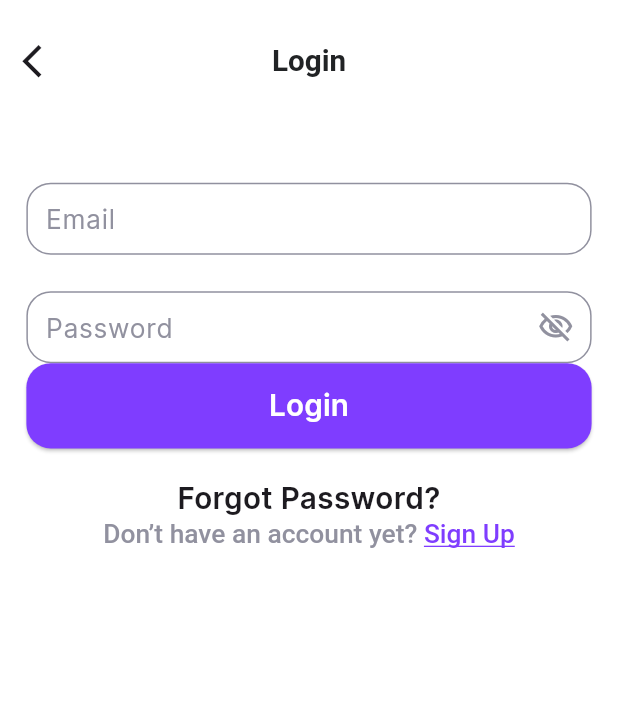
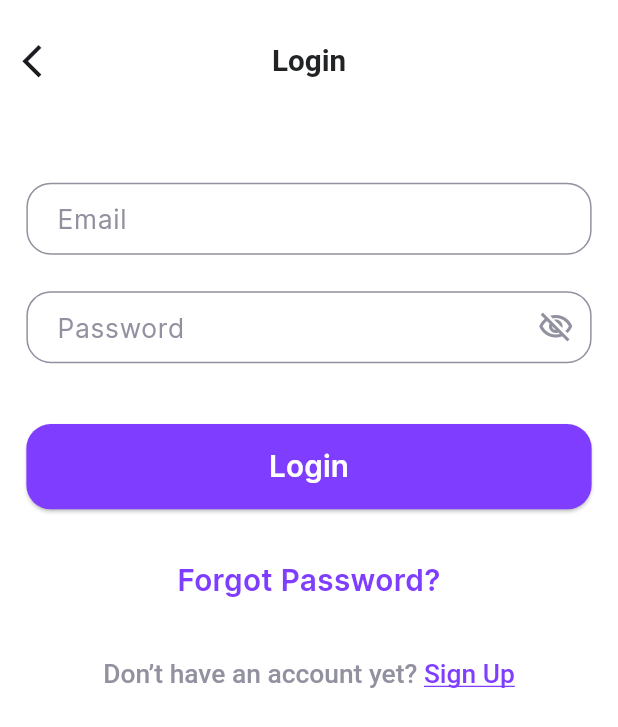
Before and after one commit to BakriIWNL/internship_implementation, a Flutter app: the LogInScreen screen opened directly, on a phone screen of 412 x 824 dp. Shown: the top 727 px of the screen. Run offline on Flutter 3.47's test engine with Material 3 defaults, Android fonts, the phone set to English and light mode, and no system bars; our stand-ins replace flutter_bloc, flutter_screenutil, go_router.

Commit message:
login and forgot pages are done todo: 2 pages left in this feature, enter new password to reset, and sending an email animations going back and forth through the application

```diff
--- a/lib/core/components/customtextfield.dart
+++ b/lib/core/components/customtextfield.dart
@@ -65,7 +65,7 @@ class NewCustomTextField extends StatelessWidget {
             borderSide: const BorderSide(color: AppColors.greyPrimary),
           ),
           hintText: hint,
-          contentPadding: EdgeInsets.only(top: 8.h, left: 8.w),
+          contentPadding: EdgeInsets.only(top: 8.h, left: 15.w),
           suffixIcon: icon ??
               const Icon(Icons.arrow_back_ios, color: Colors.transparent),
           errorStyle: TextStyle(fontSize: 13.sp),
--- a/lib/core/routes/route_names.dart
+++ b/lib/core/routes/route_names.dart
@@ -3,4 +3,5 @@ class RouteNames {
   static const String login = '/login';
   static const String signUp = '/signup';
   static const String onboarding = '/onboarding';
+  static const String forgotPassword = '/forgotpassword';
 }
--- a/lib/core/routes/routes.dart
+++ b/lib/core/routes/routes.dart
@@ -2,7 +2,9 @@ import 'package:flutter/material.dart';
 import 'package:flutter_bloc/flutter_bloc.dart';
 import 'package:go_router/go_router.dart';
 import 'package:itcores_internship_project/core/routes/route_names.dart';
-import 'package:itcores_internship_project/features/login/presentation/cubit/login_cubit.dart';
+import 'package:itcores_internship_project/features/login/presentation/cubit/forgot_password/forgotpassword_cubit.dart';
+import 'package:itcores_internship_project/features/login/presentation/cubit/login/login_cubit.dart';
+import 'package:itcores_internship_project/features/login/presentation/screens/forgot_password.dart';
 import 'package:itcores_internship_project/features/login/presentation/screens/login_screen.dart';
 import 'package:itcores_internship_project/features/onboarding/presentation/cubit/carousel/carousel_cubit.dart';
 import 'package:itcores_internship_project/features/onboarding/presentation/cubit/splash_screen/splash_screen_cubit.dart';
@@ -53,6 +55,12 @@ class Routes {
                 create: (context) => SignupCubit(),
                 child: SignUpScreen(),
               )),
+      GoRoute(
+          path: RouteNames.forgotPassword,
+          builder: (context, state) => BlocProvider(
+                create: (context) => ForgotpasswordCubit(),
+                child: ForgotPasswordScreen(),
+              )),
     ],
   );
 }
--- a/lib/core/utils/app_strings.dart
+++ b/lib/core/utils/app_strings.dart
@@ -1,5 +1,6 @@
 class AppStrings {
   static const String appName = "montra";
+  static const String continueText = "Continue";
 
   //Onboarding Strings
   static const String gainTotal = "Gain total control of your money";
@@ -11,8 +12,10 @@ class AppStrings {
 
   //login Strings
   static const String logIn = "Login";
-  static const String forgotPassword = "Forgot Password?";
+  static const String forgotPasswordQ = "Forgot Password?";
   static const String dontHave = "Don’t have an account yet? ";
+  static const String forgotPassword = "Forgot Password";
+  static const String dontWorry = "Don’t worry. \nEnter your email and we’ll send you a link to reset your \npassword.";
 
   //signup Strings
   static const String signUp = "Sign Up";
--- /dev/null
+++ b/lib/features/login/presentation/cubit/forgot_password/forgotpassword_cubit.dart
@@ -0,0 +1,11 @@
+import 'package:flutter/material.dart';
+import 'package:flutter_bloc/flutter_bloc.dart';
+import 'package:itcores_internship_project/core/utils/enums.dart';
+
+part 'forgotpassword_state.dart';
+
+class ForgotpasswordCubit extends Cubit<ForgotpasswordState> {
+  ForgotpasswordCubit() : super(ForgotpasswordState.initial());
+
+  TextEditingController emailController = TextEditingController();
+}
--- a/lib/features/login/presentation/screens/login_screen.dart
+++ b/lib/features/login/presentation/screens/login_screen.dart
@@ -6,13 +6,10 @@ import 'package:go_router/go_router.dart';
 import 'package:itcores_internship_project/core/components/custom_button.dart';
 import 'package:itcores_internship_project/core/components/customtextfield.dart';
 import 'package:itcores_internship_project/core/routes/route_names.dart';
-import 'package:itcores_internship_project/core/themes/app_assets.dart';
 import 'package:itcores_internship_project/core/themes/app_colors.dart';
 import 'package:itcores_internship_project/core/utils/app_icons.dart';
 import 'package:itcores_internship_project/core/utils/app_strings.dart';
-import 'package:itcores_internship_project/features/login/presentation/cubit/login_cubit.dart';
-import 'package:itcores_internship_project/features/signup/presentation/cubits/signup/signup_cubit.dart';
-import 'package:itcores_internship_project/features/signup/presentation/widgets/checkbox.dart';
+import 'package:itcores_internship_project/features/login/presentation/cubit/login/login_cubit.dart';
 
 class LogInScreen extends StatelessWidget {
   LogInScreen({super.key});
@@ -66,7 +63,7 @@ class LogInScreen extends StatelessWidget {
                     padding: EdgeInsets.symmetric(horizontal: 16.w),
                     child: NewCustomTextField(
                       hint: AppStrings.email,
-                      controller: context.read<SignupCubit>().nameController,
+                      controller: context.read<LoginCubit>().emailController,
                       validationType: AppStrings.email,
                       height: 56.h,
                       width: 343.w,
@@ -80,7 +77,8 @@ class LogInScreen extends StatelessWidget {
                       builder: (context, state) {
                         return NewCustomTextField(
                           hint: AppStrings.password,
-                          controller: context.read<SignupCubit>().passwordController,
+                          controller:
+                              context.read<LoginCubit>().passwordController,
                           validationType: AppStrings.password,
                           height: 56.h,
                           width: 343.w,
@@ -102,18 +100,31 @@ class LogInScreen extends StatelessWidget {
                                   },
                                   icon: AppIcons.visible,
                                   color: AppColors.greyPrimary),
-                          password: true,
+                          password: state.isPasswordVisible,
                         );
                       },
                     ),
                   ),
+                  40.verticalSpace,
                   CustomButton(
                     text: AppStrings.logIn,
                     onPressed: () => {context.go(RouteNames.signUp)},
                     size: Size(343.w, 56.h),
                   ),
-                  19.verticalSpace,
-                  Text(AppStrings.forgotPassword,style: TextStyle(fontSize: 18.sp,fontWeight: FontWeight.w600),),
+                  33.verticalSpace,
+                  InkWell(
+                    onTap: (){
+                      context.go(RouteNames.forgotPassword);
+                    },
+                    child: Text(
+                      AppStrings.forgotPasswordQ,
+                      style: TextStyle(
+                          fontSize: 18.sp,
+                          fontWeight: FontWeight.w600,
+                          color: AppColors.purplePrimary),
+                    ),
+                  ),
+                  38.verticalSpace,
                   RichText(
                     text: TextSpan(
                       text: AppStrings.dontHave,
--- a/lib/features/signup/presentation/widgets/checkbox.dart
+++ b/lib/features/signup/presentation/widgets/checkbox.dart
@@ -25,7 +25,7 @@ class CheckBox extends StatelessWidget {
                 activeColor: AppColors.purplePrimary,
                 checkColor: AppColors.white,
                 focusColor: AppColors.purplePrimary,
-                value: !state.isCheckboxChecked,
+                value: state.isCheckboxChecked,
                 onChanged: (value) {
                   context.read<SignupCubit>().toggleCheckBox();
                 },
```
Also changed, not shown: lib/features/login/presentation/cubit/forgot_password/forgotpassword_state.dart (added, +22 -0 lines), lib/features/login/presentation/screens/forgot_password.dart (added, +98 -0 lines), lib/features/login/presentation/cubit/login/login_cubit.dart (renamed from lib/features/login/presentation/cubit/login_cubit.dart), lib/features/login/presentation/cubit/login/login_state.dart (renamed from lib/features/login/presentation/cubit/login_state.dart).
